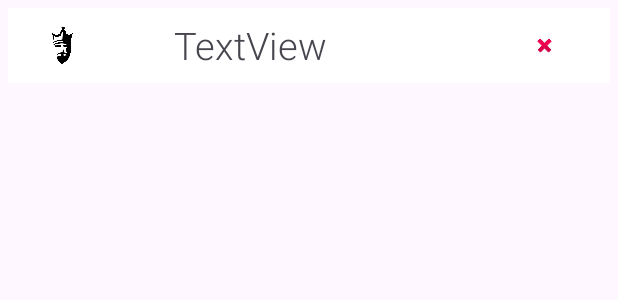
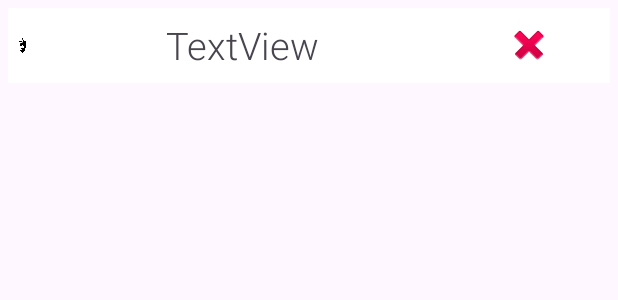
Before and after one commit to paulducolomb/Polyhome, an Android app: the layout activity_singlehouses.xml on its own in the app's theme, with its tools: preview values and no code run, on a phone screen of 412 x 824 dp. Shown: the top 300 px of the screen. Run offline under Robolectric (Android 15) with nearby library versions, the phone set to English and light mode, and no system bars; network calls fail.

Commit message:
modification bouton suppression des utilisateurs

```diff
--- a/app/src/main/java/com/example/projetmaison/houseDevice/DeviceAdapter.kt
+++ b/app/src/main/java/com/example/projetmaison/houseDevice/DeviceAdapter.kt
@@ -7,7 +7,6 @@ import android.view.ViewGroup
 import android.widget.BaseAdapter
 import android.widget.Button
 import android.widget.ImageView
-import android.widget.ProgressBar
 import android.widget.TextView
 import android.widget.Toast
 import com.example.projetmaison.R
--- a/app/src/main/res/layout/activity_singlehouses.xml
+++ b/app/src/main/res/layout/activity_singlehouses.xml
@@ -25,14 +25,14 @@
             app:srcCompat="@drawable/proprietaireuserlogo" />
 
         <LinearLayout
-            android:layout_width="169dp"
+            android:layout_width="255dp"
             android:layout_height="match_parent"
             android:layout_weight="1"
             android:orientation="vertical">
 
             <TextView
                 android:id="@+id/text21"
-                android:layout_width="178dp"
+                android:layout_width="match_parent"
                 android:layout_height="wrap_content"
                 android:layout_weight="1"
                 android:fontFamily="sans-serif-light"
@@ -45,8 +45,8 @@
 
         <ImageView
             android:id="@+id/deleters"
-            android:layout_width="15dp"
-            android:layout_height="15dp"
+            android:layout_width="89dp"
+            android:layout_height="wrap_content"
             android:layout_gravity="center_vertical"
             android:layout_weight="1"
             app:srcCompat="@android:drawable/ic_delete" />
```
